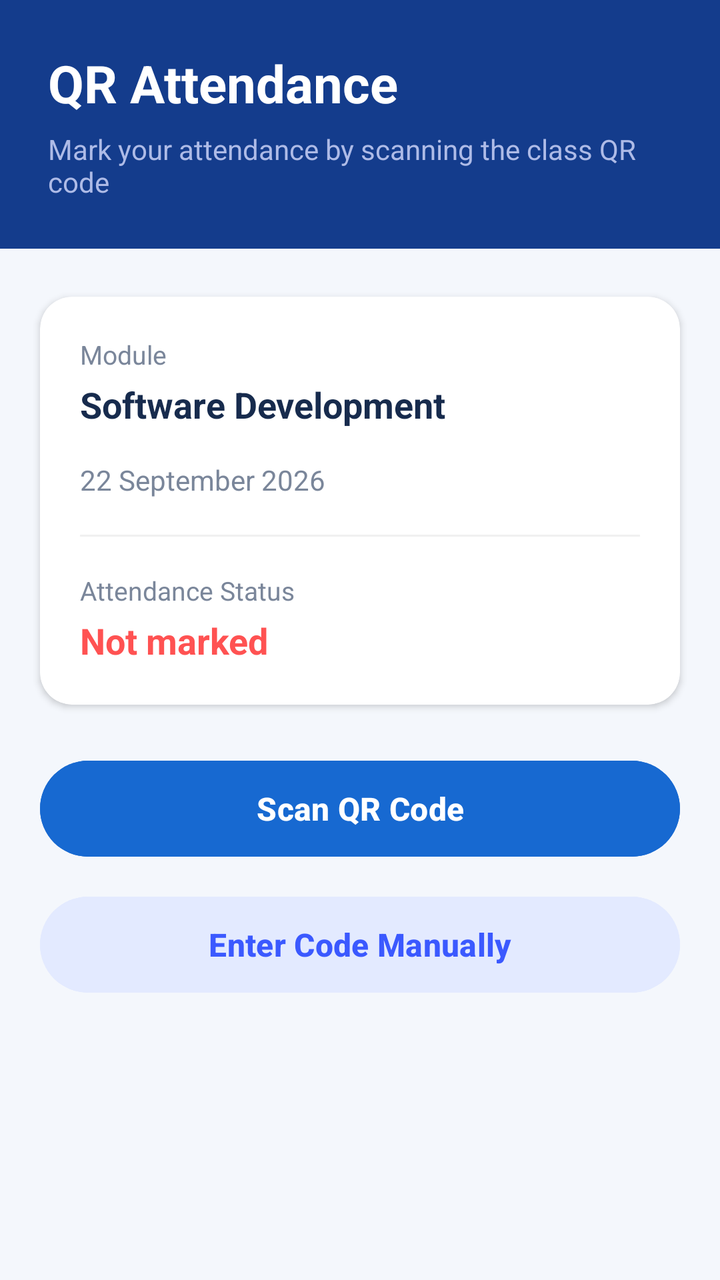
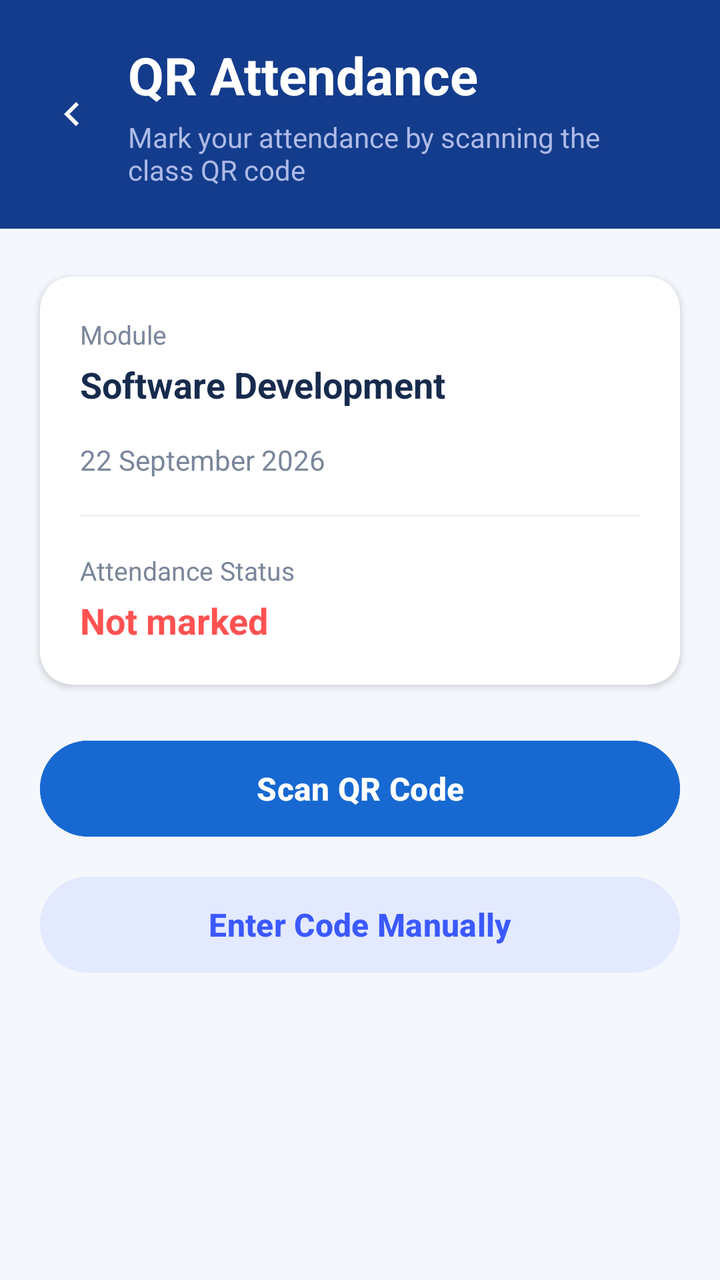

Screens rendered from an Android XML layout before and after an edit, with the pre-edit source and the edit as a unified diff.
<!-- AndroidManifest.xml: application theme Theme.MyCampusComp -->
<!-- res/layout/activity_attendance.xml -->
<?xml version="1.0" encoding="utf-8"?>
<androidx.constraintlayout.widget.ConstraintLayout
    xmlns:android="http://schemas.android.com/apk/res/android"
    xmlns:app="http://schemas.android.com/apk/res-auto"
    android:layout_width="match_parent"
    android:layout_height="match_parent"
    android:background="@color/screen_background">

    
    <LinearLayout
        android:id="@+id/attendanceHeader"
        android:layout_width="0dp"
        android:layout_height="wrap_content"
        android:orientation="vertical"
        android:paddingStart="24dp"
        android:paddingTop="24dp"
        android:paddingEnd="24dp"
        android:paddingBottom="24dp"
        android:background="@color/header_bg"
        app:layout_constraintTop_toTopOf="parent"
        app:layout_constraintStart_toStartOf="parent"
        app:layout_constraintEnd_toEndOf="parent">

        <TextView
            android:layout_width="wrap_content"
            android:layout_height="wrap_content"
            android:text="@string/qr_attendance"
            android:textColor="@color/white"
            android:textSize="26sp"
            android:textStyle="bold" />

        <TextView
            android:layout_width="wrap_content"
            android:layout_height="wrap_content"
            android:layout_marginTop="6dp"
            android:text="@string/mark_attendance_qr"
            android:textColor="@color/lightText"
            android:textSize="14sp" />

    </LinearLayout>

    
    <androidx.cardview.widget.CardView
        android:id="@+id/attendanceCard"
        android:layout_width="0dp"
        android:layout_height="wrap_content"
        android:layout_marginStart="20dp"
        android:layout_marginTop="24dp"
        android:layout_marginEnd="20dp"
        app:cardBackgroundColor="@color/card_surface"
        app:cardCornerRadius="16dp"
        app:cardElevation="2dp"
        app:layout_constraintTop_toBottomOf="@id/attendanceHeader"
        app:layout_constraintStart_toStartOf="parent"
        app:layout_constraintEnd_toEndOf="parent">

        <LinearLayout
            android:layout_width="match_parent"
            android:layout_height="wrap_content"
            android:orientation="vertical"
            android:padding="20dp">

            
            <TextView
                android:layout_width="wrap_content"
                android:layout_height="wrap_content"
                android:text="@string/module"
                android:textColor="@color/text_muted"
                android:textSize="13sp" />

            <TextView
                android:id="@+id/tvModule"
                android:layout_width="wrap_content"
                android:layout_height="wrap_content"
                android:layout_marginTop="4dp"
                android:text="Software Development"
                android:textColor="@color/text_main"
                android:textSize="18sp"
                android:textStyle="bold" />

            
            <TextView
                android:id="@+id/tvDate"
                android:layout_width="wrap_content"
                android:layout_height="wrap_content"
                android:layout_marginTop="16dp"
                android:text="22 September 2026"
                android:textColor="@color/text_muted"
                android:textSize="14sp" />

            
            <View
                android:layout_width="match_parent"
                android:layout_height="1dp"
                android:layout_marginTop="18dp"
                android:background="@color/divider_color" />

            
            <TextView
                android:layout_width="wrap_content"
                android:layout_height="wrap_content"
                android:layout_marginTop="18dp"
                android:text="@string/attendance_status"
                android:textColor="@color/text_muted"
                android:textSize="13sp" />

            <TextView
                android:id="@+id/tvAttendanceStatus"
                android:layout_width="wrap_content"
                android:layout_height="wrap_content"
                android:layout_marginTop="4dp"
                android:text="@string/not_marked"
                android:textColor="@color/upcoming_icon_tint"
                android:textSize="18sp"
                android:textStyle="bold" />

        </LinearLayout>

    </androidx.cardview.widget.CardView>

    
    <Button
        android:id="@+id/btnScanQr"
        android:layout_width="0dp"
        android:layout_height="56dp"
        android:layout_marginStart="20dp"
        android:layout_marginTop="24dp"
        android:layout_marginEnd="20dp"
        android:backgroundTint="@color/student_bubble"
        android:text="@string/scan_qr"
        android:textAllCaps="false"
        android:textColor="@color/white"
        android:textSize="16sp"
        android:textStyle="bold"
        app:layout_constraintTop_toBottomOf="@id/attendanceCard"
        app:layout_constraintStart_toStartOf="parent"
        app:layout_constraintEnd_toEndOf="parent" />

    <Button
        android:id="@+id/btnManualCode"
        android:layout_width="0dp"
        android:layout_height="56dp"
        android:layout_marginStart="20dp"
        android:layout_marginTop="12dp"
        android:layout_marginEnd="20dp"
        android:backgroundTint="@color/accent_surface"
        android:text="@string/enter_code_manually"
        android:textAllCaps="false"
        android:textColor="@color/accent_text"
        android:textSize="16sp"
        android:textStyle="bold"
        app:layout_constraintTop_toBottomOf="@id/btnScanQr"
        app:layout_constraintStart_toStartOf="parent"
        app:layout_constraintEnd_toEndOf="parent" />

</androidx.constraintlayout.widget.ConstraintLayout>
<!-- resources referenced by this layout -->
<resources>
  <color name="accent_surface">#E3EAFF</color>
  <color name="accent_text">#3B59FF</color>
  <color name="card_surface">#FFFFFF</color>
  <color name="divider_color">#F0F0F0</color>
  <color name="header_bg">#143C8C</color>
  <color name="lightText">#AEBBE7</color>
  <color name="screen_background">#F4F7FC</color>
  <color name="student_bubble">#1769D1</color>
  <color name="text_main">#172B4D</color>
  <color name="text_muted">#7A869A</color>
  <color name="upcoming_icon_tint">#FF5252</color>
  <color name="white">#FFFFFFFF</color>
  <string name="attendance_status">Attendance Status</string>
  <string name="enter_code_manually">Enter Code Manually</string>
  <string name="mark_attendance_qr">Mark your attendance by scanning the class QR code</string>
  <string name="module">Module</string>
  <string name="not_marked">Not marked</string>
  <string name="qr_attendance">QR Attendance</string>
  <string name="scan_qr">Scan QR Code</string>
  <style name="Theme.MyCampusComp" parent="Base.Theme.MyCampusComp" />
  <style name="Base.Theme.MyCampusComp" parent="Theme.Material3.DayNight.NoActionBar">
          
          
      </style>
</resources>

<!-- the commit's change to res/layout/activity_attendance.xml (unified diff, before → after) -->
@@ -11,31 +11,51 @@
         android:id="@+id/attendanceHeader"
         android:layout_width="0dp"
         android:layout_height="wrap_content"
-        android:orientation="vertical"
-        android:paddingStart="24dp"
-        android:paddingTop="24dp"
+        android:orientation="horizontal"
+        android:gravity="center_vertical"
+        android:paddingStart="16dp"
+        android:paddingTop="20dp"
         android:paddingEnd="24dp"
-        android:paddingBottom="24dp"
+        android:paddingBottom="20dp"
         android:background="@color/header_bg"
         app:layout_constraintTop_toTopOf="parent"
         app:layout_constraintStart_toStartOf="parent"
         app:layout_constraintEnd_toEndOf="parent">
 
-        <TextView
-            android:layout_width="wrap_content"
+        <ImageButton
+            android:id="@+id/btnBack"
+            android:layout_width="40dp"
+            android:layout_height="40dp"
+            android:background="?attr/selectableItemBackgroundBorderless"
+            android:contentDescription="@string/back_text"
+            android:src="@drawable/ic_chevron_down"
+            android:rotation="90"
+            app:tint="@color/white" />
+
+        <LinearLayout
+            android:layout_width="0dp"
             android:layout_height="wrap_content"
-            android:text="@string/qr_attendance"
-            android:textColor="@color/white"
-            android:textSize="26sp"
-            android:textStyle="bold" />
+            android:layout_weight="1"
+            android:layout_marginStart="8dp"
+            android:orientation="vertical">
 
-        <TextView
-            android:layout_width="wrap_content"
-            android:layout_height="wrap_content"
-            android:layout_marginTop="6dp"
-            android:text="@string/mark_attendance_qr"
-            android:textColor="@color/lightText"
-            android:textSize="14sp" />
+            <TextView
+                android:layout_width="wrap_content"
+                android:layout_height="wrap_content"
+                android:text="@string/qr_attendance"
+                android:textColor="@color/white"
+                android:textSize="26sp"
+                android:textStyle="bold" />
+
+            <TextView
+                android:layout_width="wrap_content"
+                android:layout_height="wrap_content"
+                android:layout_marginTop="4dp"
+                android:text="@string/mark_attendance_qr"
+                android:textColor="@color/lightText"
+                android:textSize="14sp" />
+
+        </LinearLayout>
 
     </LinearLayout>
 
<!-- resource entries referenced after the edit -->
@@ -12,7 +12,18 @@
   <color name="text_muted">#7A869A</color>
   <color name="upcoming_icon_tint">#FF5252</color>
   <color name="white">#FFFFFFFF</color>
+  <!-- drawable ic_chevron_down (drawable) -->
+  <vector xmlns:android="http://schemas.android.com/apk/res/android"
+      android:width="24dp"
+      android:height="24dp"
+      android:viewportWidth="24"
+      android:viewportHeight="24">
+      <path
+          android:fillColor="#8E94A3"
+          android:pathData="M7.41,8.59L12,13.17l4.59-4.58L18,10l-6,6l-6,-6L7.41,8.59z" />
+  </vector>
   <string name="attendance_status">Attendance Status</string>
+  <string name="back_text">Back</string>
   <string name="enter_code_manually">Enter Code Manually</string>
   <string name="mark_attendance_qr">Mark your attendance by scanning the class QR code</string>
   <string name="module">Module</string>
